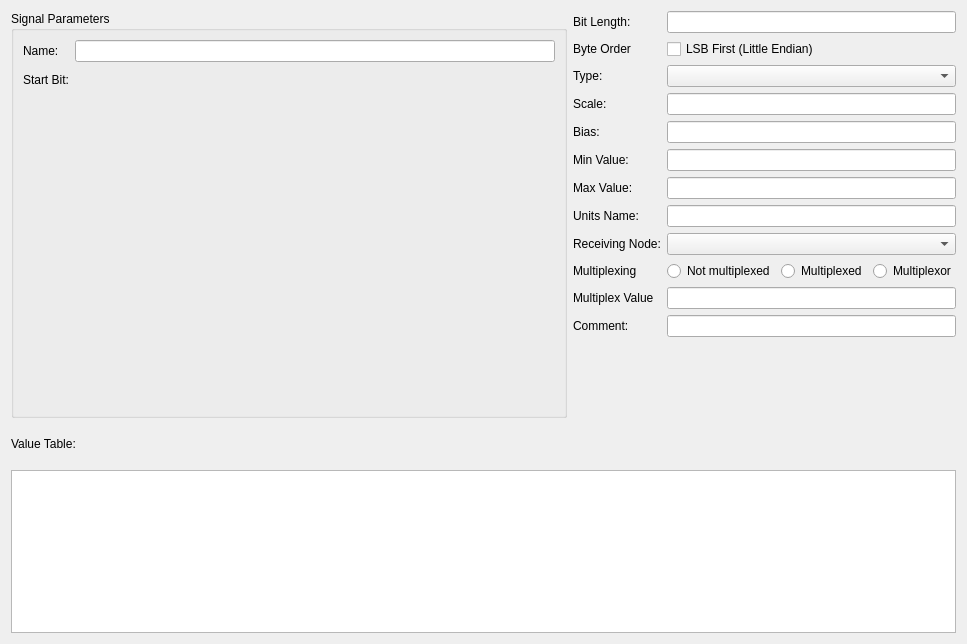
Old version of the form ui/dbcsignaleditor.ui in the repository collin80/SavvyCAN.
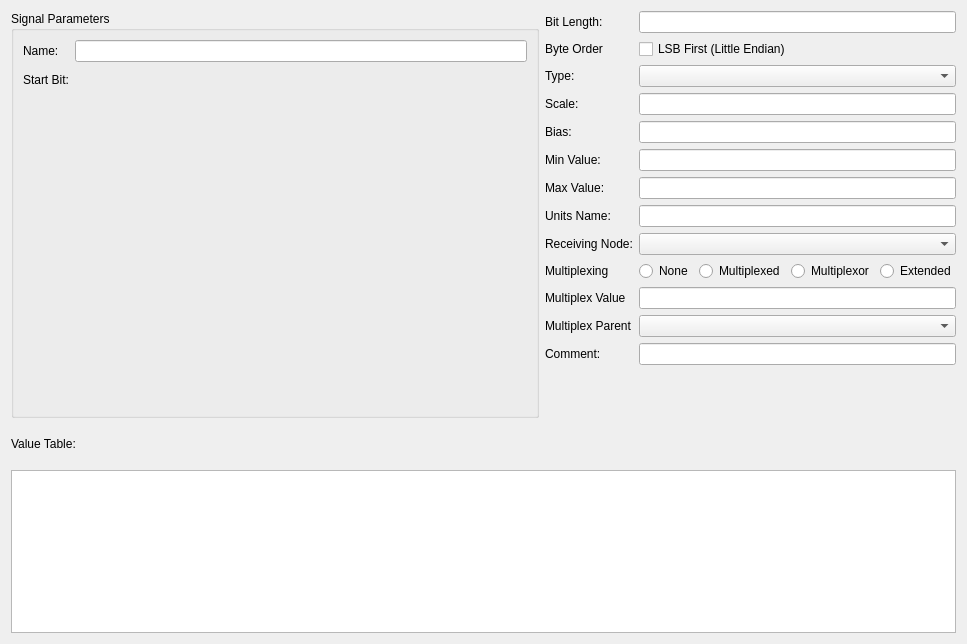
New version of the form. Custom widgets are drawn as their Qt base class.

Commit message:
First pass implementing support for extended multiplexing.
This causes significant changes to the DBC interface. Things are
probably a bit broken right now. Committing to get it on record
before further large changes are done.

```diff
--- a/ui/dbcsignaleditor.ui
+++ b/ui/dbcsignaleditor.ui
@@ -160,7 +160,7 @@
          <item>
           <widget class="QRadioButton" name="rbNotMulti">
            <property name="text">
-            <string>Not multiplexed</string>
+            <string>None</string>
            </property>
           </widget>
          </item>
@@ -178,6 +178,13 @@
            </property>
           </widget>
          </item>
+         <item>
+          <widget class="QRadioButton" name="rbExtended">
+           <property name="text">
+            <string>Extended</string>
+           </property>
+          </widget>
+         </item>
         </layout>
        </item>
        <item row="10" column="0">
@@ -190,16 +197,26 @@
        <item row="10" column="1">
         <widget class="QLineEdit" name="txtMultiplexValue"/>
        </item>
-       <item row="11" column="0">
+       <item row="12" column="0">
         <widget class="QLabel" name="label_13">
          <property name="text">
           <string>Comment:</string>
          </property>
         </widget>
        </item>
-       <item row="11" column="1">
+       <item row="12" column="1">
         <widget class="QLineEdit" name="txtComment"/>
        </item>
+       <item row="11" column="1">
+        <widget class="QComboBox" name="cbMultiplexParent"/>
+       </item>
+       <item row="11" column="0">
+        <widget class="QLabel" name="label_16">
+         <property name="text">
+          <string>Multiplex Parent</string>
+         </property>
+        </widget>
+       </item>
       </layout>
      </item>
     </layout>
```
The commit also changes 9 other files.
